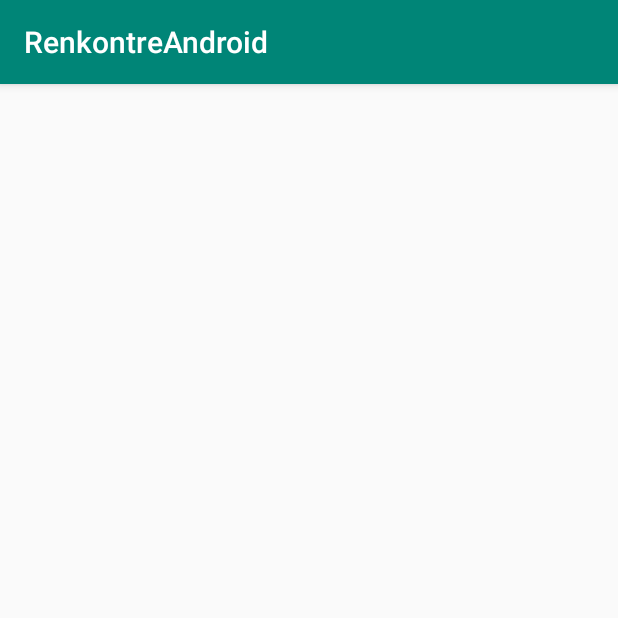
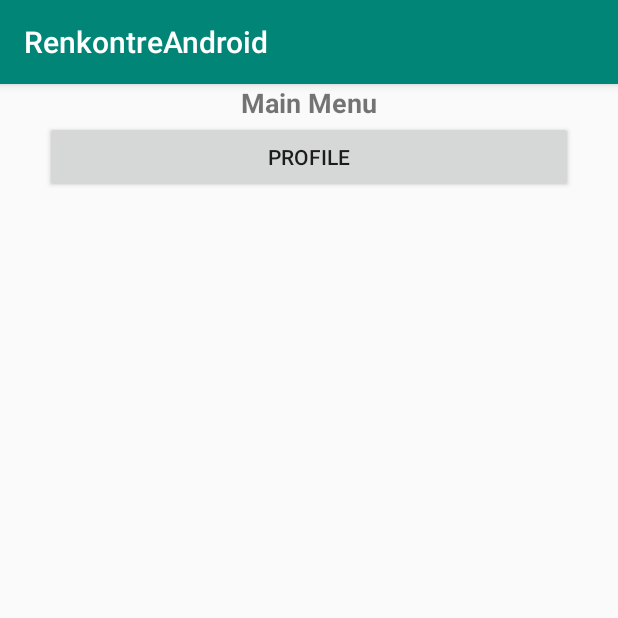
Before and after one commit to Tenshi25/RenkontreAndroid, an Android app: the Accueil_activity screen opened directly, with no data from a screen before it, on a phone screen of 412 x 824 dp, the top half of it. Run offline under Robolectric (Android 15) with nearby library versions, the phone set to English and light mode, and no system bars; our stand-ins replace Firebase (no records; nobody signed in at launch, a user with empty details on screens opened directly).

Commit message:
Page de Profil + Modification User Firebase

```diff
--- a/app/src/main/AndroidManifest.xml
+++ b/app/src/main/AndroidManifest.xml
@@ -9,7 +9,8 @@
         android:roundIcon="@mipmap/ic_launcher_round"
         android:supportsRtl="true"
         android:theme="@style/AppTheme">
-        <activity android:name=".Accueil_activity"></activity>
+        <activity android:name=".Profile_activity"></activity>
+        <activity android:name=".Accueil_activity" />
         <activity android:name=".Inscription_activity" />
         <activity android:name=".Connexion_activity">
             <intent-filter>
--- a/app/src/main/java/master/ccm/renkontreandroid/Accueil_activity.java
+++ b/app/src/main/java/master/ccm/renkontreandroid/Accueil_activity.java
@@ -2,7 +2,9 @@ package master.ccm.renkontreandroid;
 
 import androidx.appcompat.app.AppCompatActivity;
 
+import android.content.Intent;
 import android.os.Bundle;
+import android.view.View;
 import android.widget.TextView;
 
 import com.google.firebase.auth.FirebaseAuth;
@@ -27,5 +29,13 @@ public class Accueil_activity extends AppCompatActivity {
             String email = user.getEmail();
             tv_mail.setText(email);
         }
+
+
+    }
+    public void onClickProfile(View view){
+        Intent intent = new Intent(this, Profile_activity.class);
+        startActivity(intent);
+        finish();
+
     }
 }
--- a/app/src/main/res/layout/layout_accueil.xml
+++ b/app/src/main/res/layout/layout_accueil.xml
@@ -10,9 +10,17 @@
         android:id="@+id/id_mail"
         android:layout_width="wrap_content"
         android:layout_height="wrap_content"
-        android:layout_marginTop="171dp"
-        android:layout_marginEnd="167dp"
+        android:layout_marginTop="32dp"
+        android:layout_marginEnd="176dp"
         android:text="TextView"
         app:layout_constraintEnd_toEndOf="parent"
         app:layout_constraintTop_toTopOf="parent" />
+
+    <include
+        layout="@layout/menu_home"
+        android:layout_width="352dp"
+        android:layout_height="409dp"
+        app:layout_constraintEnd_toEndOf="parent"
+        app:layout_constraintStart_toStartOf="parent"
+        tools:layout_editor_absoluteY="122dp" />
 </androidx.constraintlayout.widget.ConstraintLayout>
--- /dev/null
+++ b/app/src/main/res/layout/menu_home.xml
@@ -0,0 +1,21 @@
+<?xml version="1.0" encoding="utf-8"?>
+<LinearLayout xmlns:android="http://schemas.android.com/apk/res/android"
+    android:orientation="vertical" android:layout_width="match_parent"
+    android:layout_height="match_parent">
+
+    <TextView
+        android:id="@+id/textView3"
+        android:layout_width="match_parent"
+        android:layout_height="wrap_content"
+        android:text="@string/title_Menu"
+        android:textAlignment="center"
+        android:textSize="18sp"
+        android:textStyle="bold" />
+
+    <Button
+        android:id="@+id/bt_profile"
+        android:layout_width="match_parent"
+        android:layout_height="wrap_content"
+        android:onClick="onClickProfile"
+        android:text="@string/bt_to_profile" />
+</LinearLayout>
--- a/app/src/main/res/values/strings.xml
+++ b/app/src/main/res/values/strings.xml
@@ -7,5 +7,12 @@
     <string name="bt_return">return</string>
     <string name="Titre_connexion">Sign in</string>
     <string name="bt_inscription">sign Up</string>
-    <string name="bt_signIn" >Sign In</string>
+    <string name="bt_signIn">Sign In</string>
+    <string name="Et_lastname">lastname</string>
+    <string name="Et_name">name</string>
+    <string name="Et_phone">phone</string>
+    <string name="bt_update">Update</string>
+    <string name="title_Menu">Main Menu</string>
+    <string name="bt_to_profile" >Profile</string>
+    <string name="title_form_profil">Your profile</string>
 </resources>
```
Also changed, not shown: app/src/main/java/master/ccm/renkontreandroid/Entity/CurrentUser.java (+4 -4 lines), app/src/main/java/master/ccm/renkontreandroid/Manager/UserDBManager.java (+36 -4 lines), app/src/main/java/master/ccm/renkontreandroid/Profile_activity.java (added, +72 -0 lines), app/src/main/res/layout/layout_profile.xml (added, +16 -0 lines), app/src/main/res/layout/profil_update_form.xml (added, +52 -0 lines), 1 other file.
